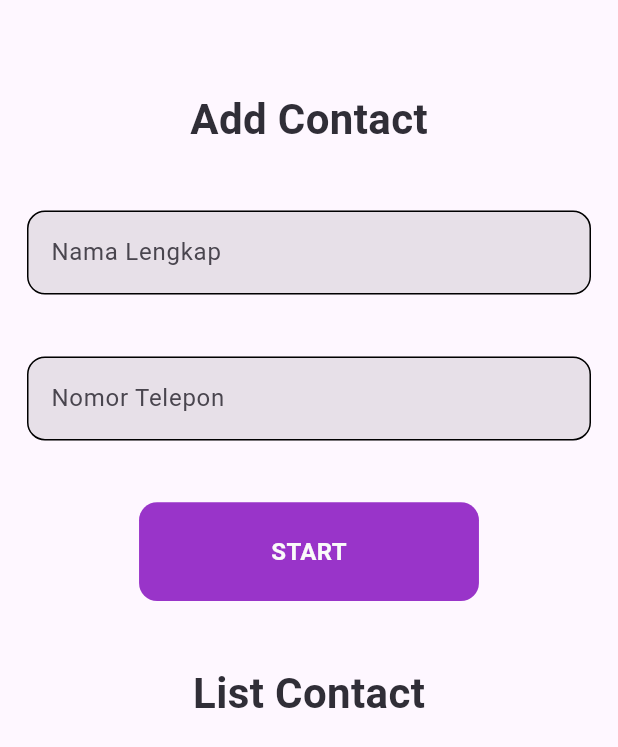
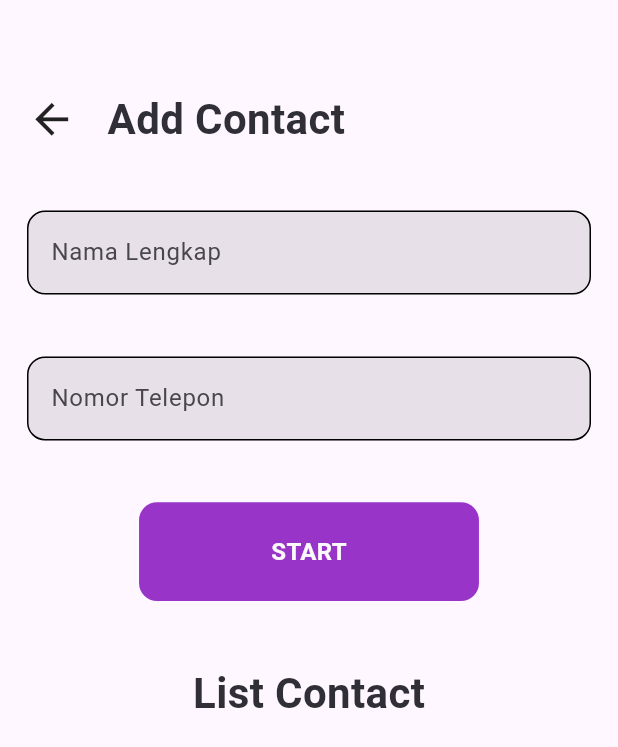
Before and after one commit to pandroe/test_2_pt_bionic, a Flutter app: the screen it shows after launch, on a phone screen of 412 x 824 dp. Shown: the top 747 px of the screen. Run offline on Flutter 3.47's test engine with Material 3 defaults, Android fonts, the phone set to English and light mode, and no system bars; our stand-ins replace line_icons.

Commit message:
add arrow back and delete file detail contact screen

```diff
--- a/lib/views/contact_screen/views/add_contact_screen.dart
+++ b/lib/views/contact_screen/views/add_contact_screen.dart
@@ -52,6 +52,18 @@ class _AddContactScreenState extends State<AddContactScreen> {
               SizedBox(
                 height: constant.size.height * 0.050,
               ),
+              Row(
+                children: [
+                  GestureDetector(
+                    onTap: () {
+                      Navigator.pop(context);
+                    },
+                    child: Icon(Icons.arrow_back,
+                        size: constant.size.height * 0.040),
+                  ),
+                  SizedBox(
+                    width: constant.size.width * 0.050,
+                  ),
                   Text(
                     'Add Contact',
                     style: TextStyle(
@@ -59,6 +71,8 @@ class _AddContactScreenState extends State<AddContactScreen> {
                       fontWeight: FontWeight.bold,
                       color: Color(Constant.blackColorLight),
                     ),
+                  ),
+                ],
               ),
               SizedBox(
                 height: constant.size.height * 0.050,
```
Also changed, not shown: lib/views/contact_screen/views/detail_contact_screen.dart (deleted, +0 -15 lines), lib/views/home_screen/views/home_screen.dart (+8 -1 lines). Lines whose indentation alone changed are shown as unchanged.
